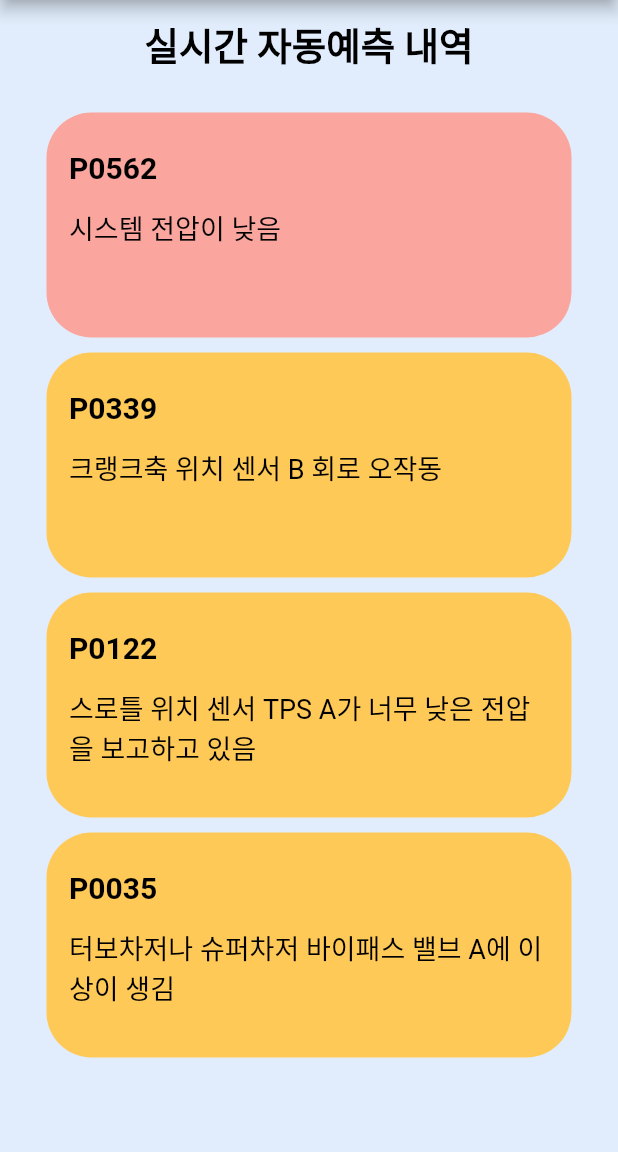
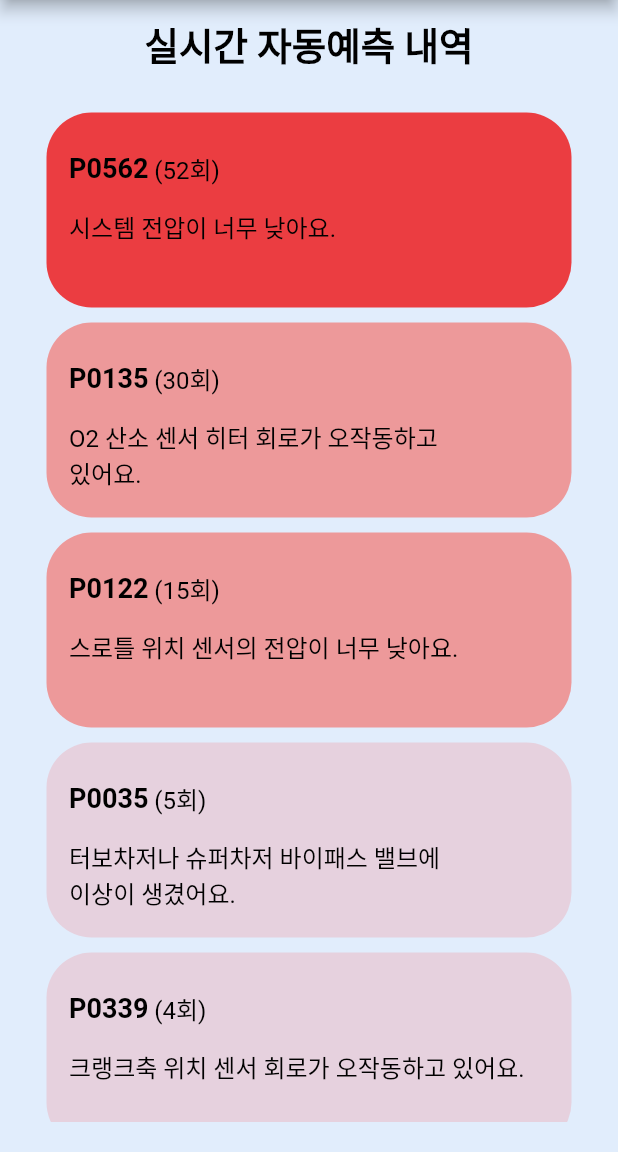
Before and after one commit to Safe-Drive-Save-Life/SDSL-App, a Flutter app: the Monitoring screen opened directly, on a phone screen of 412 x 824 dp, the part 84-1236 px from its top. Run offline on Flutter 3.47's test engine with Material 2 defaults, Android fonts, the light colour scheme and no system bars; our stand-ins replace firebase_core, firebase_messaging, flutter_local_notifications, geolocator, get; accounts and stored records are empty.

Commit message:
#28 - 조치사항 내용 및 색상 변경, 횟수 표시

```diff
--- a/SDSL/lib/pages/monitoring.dart
+++ b/SDSL/lib/pages/monitoring.dart
@@ -10,19 +10,25 @@ class _MonitoringState extends State<Monitoring> {
   // 각각의 고장 코드와 내용
   List<String> faultCodes = ['P0035', 'P0122', 'P0135', 'P0339', 'P0562'];
   List<String> faultDescriptions = [
-    '터보차저나 슈퍼차저 바이패스 밸브 A에 이상이 생김',
-    '스로틀 위치 센서 TPS A가 너무 낮은 전압을 보고하고 있음',
-    'O2 산소 센서 히터 회로 오작동',
-    '크랭크축 위치 센서 B 회로 오작동',
-    '시스템 전압이 낮음',
+    '터보차저나 슈퍼차저 바이패스 밸브에\n이상이 생겼어요.',
+    '스로틀 위치 센서의 전압이 너무 낮아요.\n',
+    'O2 산소 센서 히터 회로가 오작동하고\n있어요.',
+    '크랭크축 위치 센서 회로가 오작동하고 있어요.',
+    '시스템 전압이 너무 낮아요.\n',
   ];
 
   // 각 고장 코드의 알림 횟수를 저장하는 변수
-  List<int> notificationCount = [1, 3, 0, 4, 5];
+  List<int> notificationCount = [5, 15, 30, 4, 52];
 
   // 알림 횟수에 따라 색상을 반환하는 함수
   Color getContainerColor(int count) {
-    return count >= 5 ? Color(0xfffaa59d) : Color(0xFFFFC958);
+    if (count >= 50) {
+      return Color(0xbdef0000); // count가 50 이상이면 빨간색
+    } else if (count > 10) {
+      return Color(0x64ff1703); // count가 10 초과 50 미만이면 주황색
+    } else {
+      return Color(0x27ff3737); // 나머지 경우에는 다른 색
+    }
   }
 
   @override
@@ -59,46 +65,59 @@ class _MonitoringState extends State<Monitoring> {
                 itemCount: faultCodes.length,
                 itemBuilder: (context, sortedIndex) {
                   final index = sortedIndices[sortedIndex];
+                  final count = notificationCount[index]; // 알림 횟수
                   return Visibility(
-                    visible: notificationCount[index] > 0,
+                    visible: count > 0,
                     child: Column(
                       children: [
                         SizedBox(height: 10),
                         Container(
                           width: 350,
-                          height: 150,
+                          height: 130,
                           decoration: BoxDecoration(
-                            color: getContainerColor(notificationCount[index]),
+                            color: getContainerColor(count),
                             borderRadius: BorderRadius.circular(30),
                           ),
-                          child: Column(
+                          child: Row( // Row 위젯 사용
+                            children: [
+                              // 왼쪽에 고장 코드명과 설명 표시
+                              Column(
                                 crossAxisAlignment: CrossAxisAlignment.start,
                                 children: <Widget>[
                                   SizedBox(height: 10),
-
-                              // 고장코드명
                                   Padding(
                                     padding: const EdgeInsets.all(15.0),
-                                child: Text(
+                                    child: Row(
+                                      children: [
+                                        Text(
                                           '${faultCodes[index]}',
                                           style: TextStyle(
-                                    fontSize: 20,
+                                            fontSize: 18,
                                             fontWeight: FontWeight.bold,
                                             color: Colors.black,
                                           ),
                                         ),
+                                        Text(
+                                          ' ($count회)',
+                                          style: TextStyle(
+                                            fontSize: 16,
+                                            color: Colors.black,
                                           ),
-
-                              // 고장코드 설명
+                                        ),
+                                      ],
+                                    ),
+                                  ),
                                   Padding(
                                     padding: const EdgeInsets.symmetric(horizontal: 15.0),
                                     child: Text(
                                       faultDescriptions[index],
                                       style: TextStyle(
-                                    fontSize: 18,
+                                        fontSize: 16,
                                         color: Colors.black,
                                       ),
                                     ),
+                                  ),
+                                ],
                               ),
                             ],
                           ),
@@ -109,6 +128,7 @@ class _MonitoringState extends State<Monitoring> {
                 },
               ),
             ),
+            SizedBox(height: 20),
           ],
         ),
       ),
```
Lines whose indentation alone changed are shown as unchanged.
